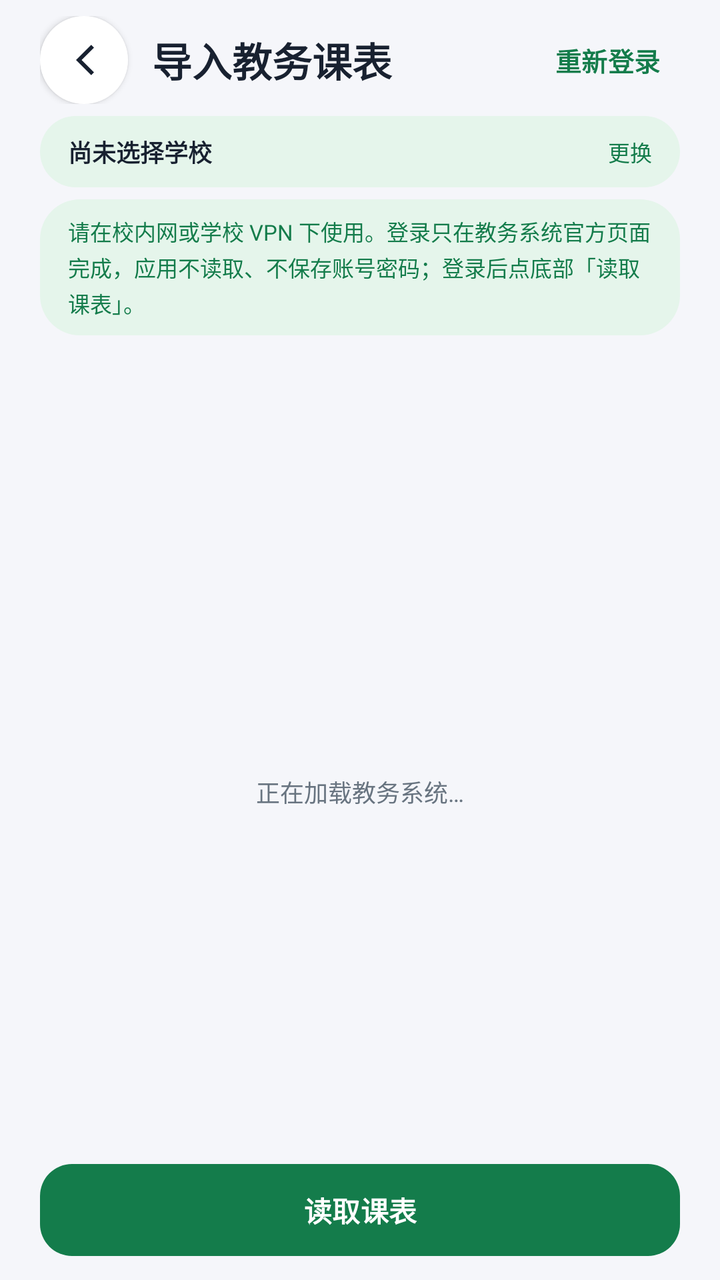
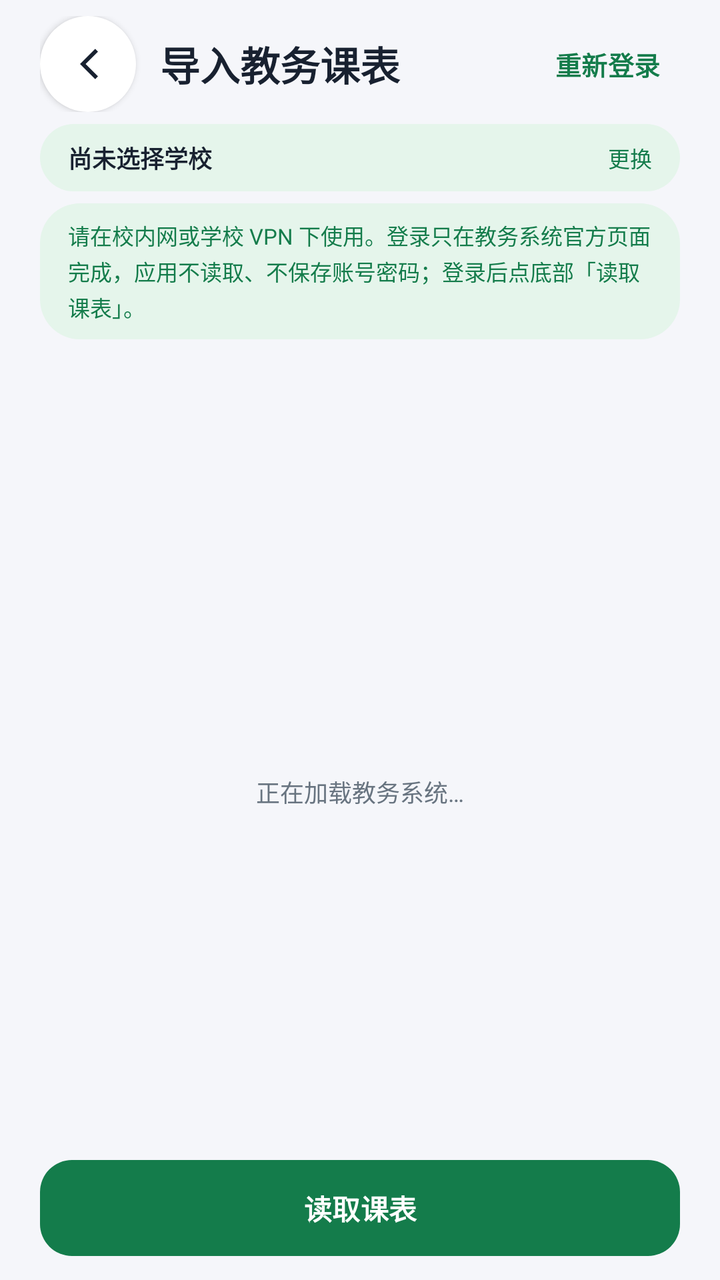

The first picture is an Android layout as it rendered before a commit; the second is the same layout after the commit. The layout source and the unified diff follow.
<!-- AndroidManifest.xml: activity theme Theme.RouteWorkshop.CampusRun -->
<!-- res/layout/activity_jw_import.xml -->
<?xml version="1.0" encoding="utf-8"?>
<LinearLayout xmlns:android="http://schemas.android.com/apk/res/android"
    xmlns:app="http://schemas.android.com/apk/res-auto"
    android:id="@+id/root"
    android:layout_width="match_parent"
    android:layout_height="match_parent"
    android:background="@color/campus_setup_bg"
    android:orientation="vertical">

    <LinearLayout
        android:layout_width="match_parent"
        android:layout_height="wrap_content"
        android:gravity="center_vertical"
        android:orientation="horizontal"
        android:paddingHorizontal="20dp"
        android:paddingTop="8dp">

        <ImageButton
            android:id="@+id/buttonJwBack"
            android:layout_width="44dp"
            android:layout_height="44dp"
            android:background="@drawable/bg_campus_soft_circle"
            android:contentDescription="@string/study_back"
            android:elevation="2dp"
            android:padding="11dp"
            android:src="@drawable/ic_campus_back" />

        <TextView
            android:layout_width="0dp"
            android:layout_height="wrap_content"
            android:layout_marginStart="12dp"
            android:layout_weight="1"
            android:text="@string/study_jw_title"
            android:textColor="@color/campus_ink"
            android:textSize="20sp"
            android:textStyle="bold" />

        <com.google.android.material.button.MaterialButton
            android:id="@+id/buttonJwRelogin"
            style="@style/Widget.Material3.Button.TextButton"
            android:layout_width="wrap_content"
            android:layout_height="40dp"
            android:insetTop="0dp"
            android:insetBottom="0dp"
            android:minWidth="0dp"
            android:paddingHorizontal="10dp"
            android:text="@string/study_jw_relogin"
            android:textColor="@color/campus_mint_dark"
            android:textSize="13sp"
            android:textStyle="bold" />
    </LinearLayout>

    <LinearLayout
        android:id="@+id/rowJwSchool"
        android:layout_width="match_parent"
        android:layout_height="wrap_content"
        android:layout_marginHorizontal="20dp"
        android:layout_marginTop="6dp"
        android:background="@drawable/bg_campus_soft_pill"
        android:clickable="true"
        android:focusable="true"
        android:gravity="center_vertical"
        android:orientation="horizontal"
        android:paddingHorizontal="14dp"
        android:paddingVertical="9dp">

        <TextView
            android:id="@+id/textJwSchool"
            android:layout_width="0dp"
            android:layout_height="wrap_content"
            android:layout_weight="1"
            android:text="@string/study_jw_school_none"
            android:textColor="@color/campus_ink"
            android:textSize="12sp"
            android:textStyle="bold" />

        <TextView
            android:layout_width="wrap_content"
            android:layout_height="wrap_content"
            android:layout_marginStart="8dp"
            android:text="@string/study_jw_school_change"
            android:textColor="@color/campus_mint_dark"
            android:textSize="11sp" />
    </LinearLayout>

    <TextView
        android:layout_width="match_parent"
        android:layout_height="wrap_content"
        android:layout_marginHorizontal="20dp"
        android:layout_marginTop="6dp"
        android:background="@drawable/bg_campus_soft_pill"
        android:lineSpacingExtra="2dp"
        android:paddingHorizontal="14dp"
        android:paddingVertical="8dp"
        android:text="@string/study_jw_hint"
        android:textColor="@color/campus_mint_dark"
        android:textSize="11sp" />

    <FrameLayout
        android:layout_width="match_parent"
        android:layout_height="0dp"
        android:layout_marginTop="6dp"
        android:layout_weight="1">

        <WebView
            android:id="@+id/jwWebView"
            android:layout_width="match_parent"
            android:layout_height="match_parent" />

        <LinearLayout
            android:id="@+id/jwLoading"
            android:layout_width="match_parent"
            android:layout_height="match_parent"
            android:background="@color/campus_setup_bg"
            android:gravity="center"
            android:orientation="vertical">

            <ProgressBar
                android:layout_width="34dp"
                android:layout_height="34dp"
                android:indeterminateTint="@color/campus_mint" />

            <TextView
                android:layout_width="wrap_content"
                android:layout_height="wrap_content"
                android:layout_marginTop="10dp"
                android:text="@string/study_jw_loading"
                android:textColor="@color/campus_muted"
                android:textSize="12sp" />
        </LinearLayout>
    </FrameLayout>

    <TextView
        android:id="@+id/textJwStatus"
        android:layout_width="match_parent"
        android:layout_height="wrap_content"
        android:layout_marginHorizontal="20dp"
        android:layout_marginTop="6dp"
        android:lineSpacingExtra="2dp"
        android:textColor="@color/campus_danger"
        android:textSize="11sp"
        android:visibility="gone" />

    <LinearLayout
        android:layout_width="match_parent"
        android:layout_height="wrap_content"
        android:gravity="center_vertical"
        android:orientation="horizontal"
        android:paddingHorizontal="20dp"
        android:paddingTop="8dp"
        android:paddingBottom="12dp">

        <ProgressBar
            android:id="@+id/progressJw"
            android:layout_width="22dp"
            android:layout_height="22dp"
            android:layout_marginEnd="10dp"
            android:indeterminateTint="@color/campus_mint"
            android:visibility="gone" />

        <com.google.android.material.button.MaterialButton
            android:id="@+id/buttonJwFetch"
            style="@style/Widget.Material3.Button"
            android:layout_width="0dp"
            android:layout_height="46dp"
            android:layout_weight="1"
            android:insetTop="0dp"
            android:insetBottom="0dp"
            android:minWidth="0dp"
            android:text="@string/study_jw_fetch"
            android:textSize="14sp"
            android:textStyle="bold"
            app:cornerRadius="16dp" />
    </LinearLayout>
</LinearLayout>
<!-- resources referenced by this layout -->
<resources>
  <color name="campus_danger">@color/fm_error</color>
  <color name="campus_ink">@color/fm_text</color>
  <color name="campus_mint">@color/fm_brand</color>
  <color name="campus_mint_dark">@color/fm_link</color>
  <color name="campus_muted">@color/fm_muted</color>
  <color name="campus_setup_bg">@color/fm_background</color>
  <!-- drawable bg_campus_soft_circle (drawable) -->
  <?xml version="1.0" encoding="utf-8"?>
  <shape xmlns:android="http://schemas.android.com/apk/res/android"
      android:shape="oval">
      <solid android:color="@color/fm_surface" />
  </shape>
  <!-- drawable bg_campus_soft_pill (drawable) -->
  <?xml version="1.0" encoding="utf-8"?>
  <shape xmlns:android="http://schemas.android.com/apk/res/android"
      android:shape="rectangle">
      <solid android:color="@color/campus_mint_pale" />
      <corners android:radius="20dp" />
  </shape>
  <!-- drawable ic_campus_back (drawable) -->
  <vector xmlns:android="http://schemas.android.com/apk/res/android"
      android:width="24dp"
      android:height="24dp"
      android:viewportWidth="24"
      android:viewportHeight="24">
      <path
          android:fillColor="@color/campus_ink"
          android:pathData="M15.6,4.4L17,5.8 10.8,12 17,18.2l-1.4,1.4L8,12z" />
  </vector>
  <string name="study_back">返回</string>
  <string name="study_jw_fetch">读取课表</string>
  <string name="study_jw_hint">请在校内网或学校 VPN 下使用。登录只在教务系统官方页面完成，应用不读取、不保存账号密码；登录后点底部「读取课表」。</string>
  <string name="study_jw_loading">正在加载教务系统…</string>
  <string name="study_jw_relogin">重新登录</string>
  <string name="study_jw_school_change">更换</string>
  <string name="study_jw_school_none">尚未选择学校</string>
  <string name="study_jw_title">导入教务课表</string>
  <style name="Theme.RouteWorkshop.CampusRun" parent="Theme.RouteWorkshop" />
  <color name="fm_error">#B42318</color>
  <color name="fm_text">#182130</color>
  <color name="fm_brand">#147C4B</color>
  <color name="fm_link">#147C4B</color>
  <color name="fm_muted">#687480</color>
  <color name="fm_background">#F5F6FA</color>
  <color name="fm_surface">#FFFFFF</color>
  <color name="campus_mint_pale">@color/fm_surface_alt</color>
  <color name="fm_surface_alt">#E5F5EB</color>
  <color name="fm_on_brand">#FFFFFF</color>
  <color name="fm_text_secondary">#66717F</color>
  <color name="fm_border">#E1E6E5</color>
  <style name="Animation.Legion.Activity" parent="@android:style/Animation.Activity">
          <item name="android:activityOpenEnterAnimation">@anim/fm_fade_in</item>
          <item name="android:activityOpenExitAnimation">@anim/fm_hold</item>
          <item name="android:activityCloseEnterAnimation">@anim/fm_fade_in</item>
          <item name="android:activityCloseExitAnimation">@anim/fm_fade_out</item>
      </style>
  <style name="Widget.Legion.FinmoriButton" parent="Widget.Material3.Button"><item name="cornerRadius">16dp</item><item name="android:minHeight">48dp</item></style>
  <!-- unchanged entries left out for length: 1 -->
</resources>

<!-- the commit's change to res/layout/activity_jw_import.xml (unified diff, before → after) -->
@@ -6,64 +6,58 @@
     android:layout_height="match_parent"
     android:background="@color/campus_setup_bg"
     android:orientation="vertical">
-
     <LinearLayout
         android:layout_width="match_parent"
         android:layout_height="wrap_content"
         android:gravity="center_vertical"
         android:orientation="horizontal"
-        android:paddingHorizontal="20dp"
-        android:paddingTop="8dp">
-
+        android:paddingHorizontal="@dimen/space_4xl"
+        android:paddingTop="@dimen/space_md">
         <ImageButton
             android:id="@+id/buttonJwBack"
-            android:layout_width="44dp"
-            android:layout_height="44dp"
+            android:layout_width="@dimen/touch_min"
+            android:layout_height="@dimen/touch_min"
             android:background="@drawable/bg_campus_soft_circle"
             android:contentDescription="@string/study_back"
-            android:elevation="2dp"
-            android:padding="11dp"
+            android:elevation="@dimen/elevation_low"
+            android:padding="@dimen/space_xl"
             android:src="@drawable/ic_campus_back" />
-
         <TextView
             android:layout_width="0dp"
             android:layout_height="wrap_content"
-            android:layout_marginStart="12dp"
+            android:layout_marginStart="@dimen/space_xl"
             android:layout_weight="1"
             android:text="@string/study_jw_title"
             android:textColor="@color/campus_ink"
-            android:textSize="20sp"
+            android:textSize="@dimen/text_page_title"
             android:textStyle="bold" />
-
         <com.google.android.material.button.MaterialButton
             android:id="@+id/buttonJwRelogin"
-            style="@style/Widget.Material3.Button.TextButton"
+            style="@style/Widget.Unloop.TextButton"
             android:layout_width="wrap_content"
-            android:layout_height="40dp"
+            android:layout_height="@dimen/touch_min"
             android:insetTop="0dp"
             android:insetBottom="0dp"
-            android:minWidth="0dp"
-            android:paddingHorizontal="10dp"
+            android:minWidth="@dimen/touch_min"
+            android:paddingHorizontal="@dimen/space_lg"
             android:text="@string/study_jw_relogin"
             android:textColor="@color/campus_mint_dark"
-            android:textSize="13sp"
+            android:textSize="@dimen/text_meta"
             android:textStyle="bold" />
     </LinearLayout>
-
     <LinearLayout
         android:id="@+id/rowJwSchool"
         android:layout_width="match_parent"
         android:layout_height="wrap_content"
-        android:layout_marginHorizontal="20dp"
-        android:layout_marginTop="6dp"
+        android:layout_marginHorizontal="@dimen/space_4xl"
+        android:layout_marginTop="@dimen/space_sm"
         android:background="@drawable/bg_campus_soft_pill"
         android:clickable="true"
         android:focusable="true"
         android:gravity="center_vertical"
         android:orientation="horizontal"
-        android:paddingHorizontal="14dp"
-        android:paddingVertical="9dp">
-
+        android:paddingHorizontal="@dimen/space_2xl"
+        android:paddingVertical="@dimen/space_md">
         <TextView
             android:id="@+id/textJwSchool"
             android:layout_width="0dp"
@@ -71,42 +65,37 @@
             android:layout_weight="1"
             android:text="@string/study_jw_school_none"
             android:textColor="@color/campus_ink"
-            android:textSize="12sp"
+            android:textSize="@dimen/text_label"
             android:textStyle="bold" />
-
         <TextView
             android:layout_width="wrap_content"
             android:layout_height="wrap_content"
-            android:layout_marginStart="8dp"
+            android:layout_marginStart="@dimen/space_md"
             android:text="@string/study_jw_school_change"
             android:textColor="@color/campus_mint_dark"
-            android:textSize="11sp" />
+            android:textSize="@dimen/text_caption" />
     </LinearLayout>
-
     <TextView
         android:layout_width="match_parent"
         android:layout_height="wrap_content"
-        android:layout_marginHorizontal="20dp"
-        android:layout_marginTop="6dp"
+        android:layout_marginHorizontal="@dimen/space_4xl"
+        android:layout_marginTop="@dimen/space_sm"
         android:background="@drawable/bg_campus_soft_pill"
         android:lineSpacingExtra="2dp"
-        android:paddingHorizontal="14dp"
-        android:paddingVertical="8dp"
+        android:paddingHorizontal="@dimen/space_2xl"
+        android:paddingVertical="@dimen/space_md"
         android:text="@string/study_jw_hint"
         android:textColor="@color/campus_mint_dark"
-        android:textSize="11sp" />
-
+        android:textSize="@dimen/text_caption" />
     <FrameLayout
         android:layout_width="match_parent"
         android:layout_height="0dp"
-        android:layout_marginTop="6dp"
+        android:layout_marginTop="@dimen/space_sm"
         android:layout_weight="1">
-
         <WebView
             android:id="@+id/jwWebView"
             android:layout_width="match_parent"
             android:layout_height="match_parent" />
-
         <LinearLayout
             android:id="@+id/jwLoading"
             android:layout_width="match_parent"
@@ -114,62 +103,56 @@
             android:background="@color/campus_setup_bg"
             android:gravity="center"
             android:orientation="vertical">
-
             <ProgressBar
                 android:layout_width="34dp"
                 android:layout_height="34dp"
                 android:indeterminateTint="@color/campus_mint" />
-
             <TextView
+            style="@style/Text.Unloop.Note"
                 android:layout_width="wrap_content"
                 android:layout_height="wrap_content"
-                android:layout_marginTop="10dp"
+                android:layout_marginTop="@dimen/space_lg"
                 android:text="@string/study_jw_loading"
-                android:textColor="@color/campus_muted"
-                android:textSize="12sp" />
+                />
         </LinearLayout>
     </FrameLayout>
-
     <TextView
         android:id="@+id/textJwStatus"
         android:layout_width="match_parent"
         android:layout_height="wrap_content"
-        android:layout_marginHorizontal="20dp"
-        android:layout_marginTop="6dp"
+        android:layout_marginHorizontal="@dimen/space_4xl"
+        android:layout_marginTop="@dimen/space_sm"
         android:lineSpacingExtra="2dp"
         android:textColor="@color/campus_danger"
-        android:textSize="11sp"
+        android:textSize="@dimen/text_caption"
         android:visibility="gone" />
-
     <LinearLayout
         android:layout_width="match_parent"
         android:layout_height="wrap_content"
         android:gravity="center_vertical"
         android:orientation="horizontal"
-        android:paddingHorizontal="20dp"
-        android:paddingTop="8dp"
-        android:paddingBottom="12dp">
-
+        android:paddingHorizontal="@dimen/space_4xl"
+        android:paddingTop="@dimen/space_md"
+        android:paddingBottom="@dimen/space_xl">
         <ProgressBar
             android:id="@+id/progressJw"
             android:layout_width="22dp"
             android:layout_height="22dp"
-            android:layout_marginEnd="10dp"
+            android:layout_marginEnd="@dimen/space_lg"
             android:indeterminateTint="@color/campus_mint"
             android:visibility="gone" />
-
         <com.google.android.material.button.MaterialButton
             android:id="@+id/buttonJwFetch"
-            style="@style/Widget.Material3.Button"
+            style="@style/Widget.Unloop.Button"
             android:layout_width="0dp"
-            android:layout_height="46dp"
+            android:layout_height="@dimen/touch_min"
             android:layout_weight="1"
             android:insetTop="0dp"
             android:insetBottom="0dp"
-            android:minWidth="0dp"
+            android:minWidth="@dimen/touch_min"
             android:text="@string/study_jw_fetch"
-            android:textSize="14sp"
+            android:textSize="@dimen/text_body"
             android:textStyle="bold"
-            app:cornerRadius="16dp" />
+            app:cornerRadius="@dimen/radius_card" />
     </LinearLayout>
 </LinearLayout>
<!-- resource entries referenced after the edit -->
@@ -6,6 +6,20 @@
   <color name="campus_mint_dark">@color/fm_link</color>
   <color name="campus_muted">@color/fm_muted</color>
   <color name="campus_setup_bg">@color/fm_background</color>
+  <dimen name="elevation_low">2dp</dimen>
+  <dimen name="radius_card">16dp</dimen>
+  <dimen name="space_2xl">14dp</dimen>
+  <dimen name="space_4xl">20dp</dimen>
+  <dimen name="space_lg">10dp</dimen>
+  <dimen name="space_md">8dp</dimen>
+  <dimen name="space_sm">6dp</dimen>
+  <dimen name="space_xl">12dp</dimen>
+  <dimen name="text_body">14sp</dimen>
+  <dimen name="text_caption">11sp</dimen>
+  <dimen name="text_label">12sp</dimen>
+  <dimen name="text_meta">13sp</dimen>
+  <dimen name="text_page_title">20sp</dimen>
+  <dimen name="touch_min">48dp</dimen>
   <!-- drawable bg_campus_soft_circle (drawable) -->
   <?xml version="1.0" encoding="utf-8"?>
   <shape xmlns:android="http://schemas.android.com/apk/res/android"
@@ -37,6 +51,17 @@
   <string name="study_jw_school_change">更换</string>
   <string name="study_jw_school_none">尚未选择学校</string>
   <string name="study_jw_title">导入教务课表</string>
+  <style name="Text.Unloop.Note" parent="">
+          <item name="android:textColor">@color/campus_muted</item>
+          <item name="android:textSize">@dimen/text_label</item>
+      </style>
+  <style name="Widget.Unloop.Button" parent="Widget.Material3.Button">
+          <item name="android:minHeight">@dimen/touch_min</item>
+          <item name="cornerRadius">@dimen/radius_card</item>
+      </style>
+  <style name="Widget.Unloop.TextButton" parent="Widget.Material3.Button.TextButton">
+          <item name="android:minHeight">@dimen/touch_min</item>
+      </style>
   <style name="Theme.RouteWorkshop.CampusRun" parent="Theme.RouteWorkshop" />
   <color name="fm_error">#B42318</color>
   <color name="fm_text">#182130</color>
